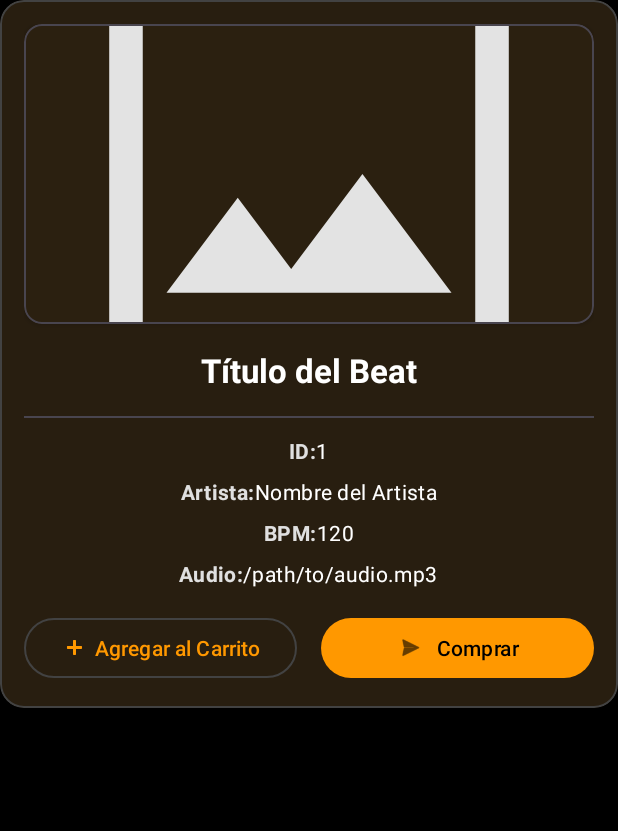
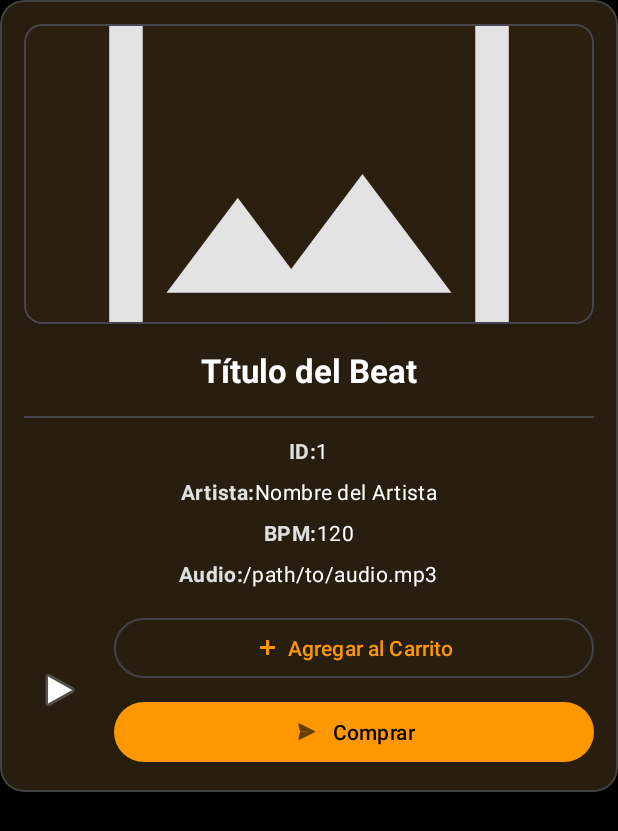
Before and after one commit to VECTORG99/FullSound-KOTLIN, an Android app built with Jetpack Compose: the layout item_beat.xml on its own in the app's theme, with its tools: preview values and no code run, on a phone screen of 412 x 824 dp. Shown: the top 831 px of the screen. Run offline under Robolectric (Android 15) with nearby library versions, the light colour scheme and no system bars.

Commit message:
Agregue los audios mp3 a cada beat

```diff
--- a/app/src/main/res/layout/item_beat.xml
+++ b/app/src/main/res/layout/item_beat.xml
@@ -171,33 +171,56 @@
 
         </LinearLayout>
 
-        <!-- Botones de acción -->
+        <!-- Botones de acción: Play a la izquierda y dos botones apilados a la derecha -->
         <LinearLayout
             android:layout_width="match_parent"
             android:layout_height="wrap_content"
             android:layout_marginTop="16dp"
             android:orientation="horizontal"
-            android:gravity="center">
+            android:gravity="center_vertical">
 
-            <!-- Botón Agregar al Carrito -->
-            <com.google.android.material.button.MaterialButton
-                android:id="@+id/btn_add_carrito"
+            <!-- Botón Reproducir/Pausar -->
+            <ImageButton
+                android:id="@+id/btn_play"
+                android:layout_width="48dp"
+                android:layout_height="48dp"
+                android:layout_marginEnd="12dp"
+                android:background="?attr/selectableItemBackgroundBorderless"
+                android:contentDescription="@string/play_pause"
+                android:scaleType="center"
+                android:src="@android:drawable/ic_media_play" />
+
+            <!-- Contenedor vertical para botones (ocupa el espacio restante) -->
+            <LinearLayout
                 android:layout_width="0dp"
                 android:layout_height="wrap_content"
                 android:layout_weight="1"
-                android:layout_marginEnd="8dp"
+                android:orientation="vertical">
+
+                <com.google.android.material.button.MaterialButton
+                    android:id="@+id/btn_add_carrito"
+                    android:layout_width="match_parent"
+                    android:layout_height="48dp"
+                    android:layout_marginBottom="8dp"
+                    android:paddingStart="12dp"
+                    android:paddingEnd="12dp"
+                    android:minHeight="48dp"
+                    android:singleLine="true"
+                    android:ellipsize="end"
                     android:text="@string/add_carrito"
                     app:icon="@android:drawable/ic_input_add"
                     app:iconGravity="textStart"
                     style="@style/Widget.Material3.Button.OutlinedButton" />
 
-            <!-- Botón Comprar -->
                 <com.google.android.material.button.MaterialButton
                     android:id="@+id/btn_comprar"
-                android:layout_width="0dp"
-                android:layout_height="wrap_content"
-                android:layout_weight="1"
-                android:layout_marginStart="8dp"
+                    android:layout_width="match_parent"
+                    android:layout_height="48dp"
+                    android:paddingStart="12dp"
+                    android:paddingEnd="12dp"
+                    android:minHeight="48dp"
+                    android:singleLine="true"
+                    android:ellipsize="end"
                     android:text="@string/comprar"
                     app:icon="@android:drawable/ic_menu_send"
                     app:iconGravity="textStart" />
@@ -206,4 +229,6 @@
 
         </LinearLayout>
 
+    </LinearLayout>
+
 </com.google.android.material.card.MaterialCardView>
--- a/app/src/main/res/values/strings.xml
+++ b/app/src/main/res/values/strings.xml
@@ -67,6 +67,7 @@
     <string name="imagen_path_default">/path/to/image.jpg</string>
     <string name="audio_label">Audio:</string>
     <string name="audio_path_default">/path/to/audio.mp3</string>
+    <string name="play_pause">Reproducir / Pausar</string>
     <string name="total_beats">Total de Beats: 0</string>
     <string name="no_beats_disponibles">No hay beats disponibles</string>
     <string name="volver">Volver</string>
```
Also changed, not shown: app/src/main/java/com/grupo8/fullsound/ui/beats/BeatsAdapter.kt (+103 -0 lines). Lines whose indentation alone changed are shown as unchanged.
